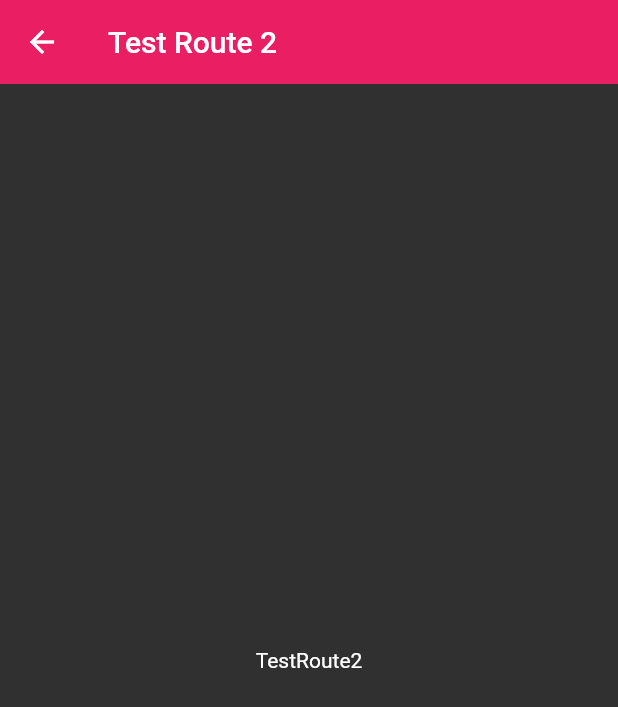
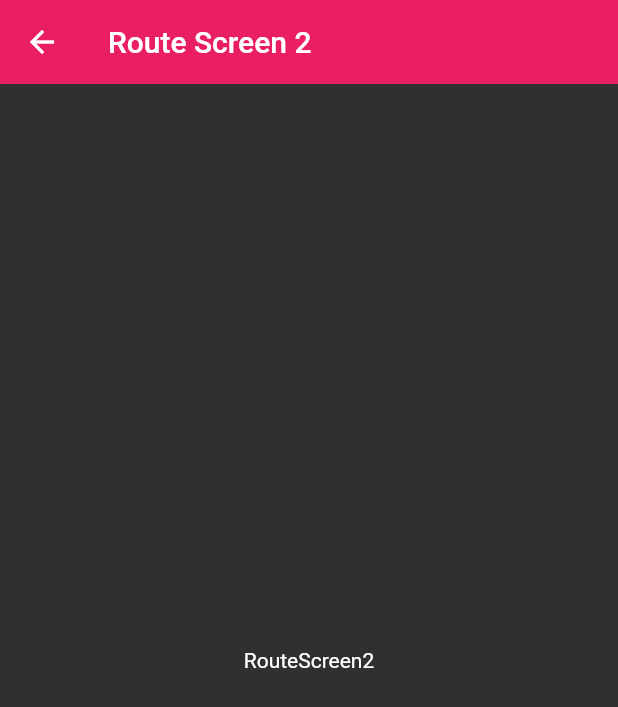
Before and after one commit to juanamador10/flutter_application_1_unit_2, a Flutter app: the TestRoute2 screen opened by its route, on a phone screen of 412 x 824 dp. Shown: the top 707 px of the screen. Run offline on Flutter 3.47's test engine with Material 2 defaults, Android fonts, the phone set to English and light mode, and no system bars.

Commit message:
Final Details

```diff
--- a/lib/models/app_routes.dart
+++ b/lib/models/app_routes.dart
@@ -2,40 +2,59 @@ import 'package:flutter/material.dart';
 import 'package:flutter_application_1_unit_2/models/menu_option.dart';
 import 'package:flutter_application_1_unit_2/screens/screens.dart';
 
-
-
-class AppRoutes{
+class AppRoutes {
   static const initialRoute = "home";
   static final menuOptions = <MenuOption>[
-    MenuOption(route: 'card', icon: Icons.credit_card, name: 'Card screen', screen: const CardScreen()),
-    MenuOption(route: 'alert', icon: Icons.abc_rounded, name: 'alert screen', screen: const AlertScreen()),
-    MenuOption(route: 'animation', icon: Icons.abc_rounded, name: 'animation screen', screen: AnimationScreen()),
-    MenuOption(route: 'listview', icon: Icons.abc_rounded, name: 'listview screen', screen: const ListViewScreen2Screen()),
-    MenuOption(route: 'listview', icon: Icons.abc_rounded, name: 'listview screen', screen: const ListViewScreen()),
-    MenuOption(route: 'route1', icon: Icons.abc_rounded, name: 'route screen', screen: const TestRoute()),
-    MenuOption(route: 'route12', icon: Icons.abc_rounded, name: 'route screen', screen: const TestRoute2())
-
-
+    MenuOption(
+        route: 'card',
+        icon: Icons.credit_card,
+        name: 'Card Screen',
+        screen: const CardScreen()),
+    MenuOption(
+        route: 'alert',
+        icon: Icons.info,
+        name: 'Alert Screen',
+        screen: const AlertScreen()),
+    MenuOption(
+        route: 'animation',
+        icon: Icons.animation,
+        name: 'Animation Screen',
+        screen: AnimationScreen()),
+    MenuOption(
+        route: 'listview',
+        icon: Icons.list_alt,
+        name: 'ListView Screen 1',
+        screen: const ListViewScreen2Screen()),
+    MenuOption(
+        route: 'listview',
+        icon: Icons.list_alt,
+        name: 'ListView Screen 2',
+        screen: const ListViewScreen()),
+    MenuOption(
+        route: 'route1',
+        icon: Icons.route,
+        name: 'Route Screen 1',
+        screen: const TestRoute()),
+    MenuOption(
+        route: 'route12',
+        icon: Icons.route,
+        name: 'Route Screen 2',
+        screen: const TestRoute2())
   ];
 
-  static Map<String, Widget Function(BuildContext)> getAppRoutes(){
+  static Map<String, Widget Function(BuildContext)> getAppRoutes() {
     Map<String, Widget Function(BuildContext)> appRoutes = {};
 
-    appRoutes.addAll({'home':(BuildContext context)=> HomeScreen()});
+    appRoutes.addAll({'home': (BuildContext context) => HomeScreen()});
 
-    for(final option in menuOptions){
-      appRoutes.addAll({
-        option.route:(BuildContext context) => option.screen
-      });
+    for (final option in menuOptions) {
+      appRoutes.addAll({option.route: (BuildContext context) => option.screen});
     }
 
     return appRoutes;
+  }
 
-  }
-  static Route<dynamic> onGenerateRoute(RouteSettings settings){
-    return MaterialPageRoute(
-      builder: (context)=> const AlertScreen()
-    );
-
+  static Route<dynamic> onGenerateRoute(RouteSettings settings) {
+    return MaterialPageRoute(builder: (context) => const AlertScreen());
   }
 }
--- a/lib/screens/animation_screen.dart
+++ b/lib/screens/animation_screen.dart
@@ -6,11 +6,11 @@ void main() => runApp(AnimationScreen());
 
 class AnimationScreen extends StatefulWidget {
   @override
+  // ignore: library_private_types_in_public_api
   _AnimatedContainerAppState createState() => _AnimatedContainerAppState();
 }
 
 class _AnimatedContainerAppState extends State<AnimationScreen> {
-
   double _width = 70;
   double _height = 70;
   Color _color = Colors.green;
@@ -18,11 +18,9 @@ BorderRadiusGeometry _borderRadius = BorderRadius.circular(10);
 
   @override
   Widget build(BuildContext context) {
-	return MaterialApp(
-	home: Scaffold(
+    return Scaffold(
       appBar: AppBar(
-		title: Text('GeeksForGeeks'),
-		backgroundColor: Colors.green,
+        title: const Text('Animation Screen'),
       ),
       body: Center(
         child: AnimatedContainer(
@@ -32,12 +30,11 @@ Widget build(BuildContext context) {
             color: _color,
             borderRadius: _borderRadius,
           ),
-			duration: Duration(seconds: 1),
+          duration: const Duration(seconds: 1),
           curve: Curves.fastOutSlowIn,
         ),
       ),
       floatingActionButton: FloatingActionButton(
-		child: Icon(Icons.play_arrow),
         backgroundColor: Colors.green,
         onPressed: () {
           setState(() {
@@ -61,7 +58,7 @@ Widget build(BuildContext context) {
                 BorderRadius.circular(random.nextInt(100).toDouble());
           });
         },
-		),
+        child: const Icon(Icons.play_arrow),
       ),
     );
   }
--- a/lib/screens/test_route_screen.dart
+++ b/lib/screens/test_route_screen.dart
@@ -1,17 +1,16 @@
 import 'package:flutter/material.dart';
 
 class TestRoute extends StatelessWidget {
-
   const TestRoute({Key? key}) : super(key: key);
 
   @override
   Widget build(BuildContext context) {
     return Scaffold(
       appBar: AppBar(
-        title: const Text("Test Route 1"),
+        title: const Text("Route Screen 1"),
       ),
       body: const Center(
-         child: Text('TestRoute'),
+        child: Text('RouteScreen1'),
       ),
     );
   }
--- a/lib/screens/test_sroute_screen_2.dart
+++ b/lib/screens/test_sroute_screen_2.dart
@@ -1,17 +1,16 @@
 import 'package:flutter/material.dart';
 
 class TestRoute2 extends StatelessWidget {
-
   const TestRoute2({Key? key}) : super(key: key);
 
   @override
   Widget build(BuildContext context) {
     return Scaffold(
       appBar: AppBar(
-        title: const Text("Test Route 2"),
+        title: const Text("Route Screen 2"),
       ),
       body: const Center(
-         child: Text('TestRoute2'),
+        child: Text('RouteScreen2'),
       ),
     );
   }
```
Lines whose indentation alone changed are shown as unchanged.
